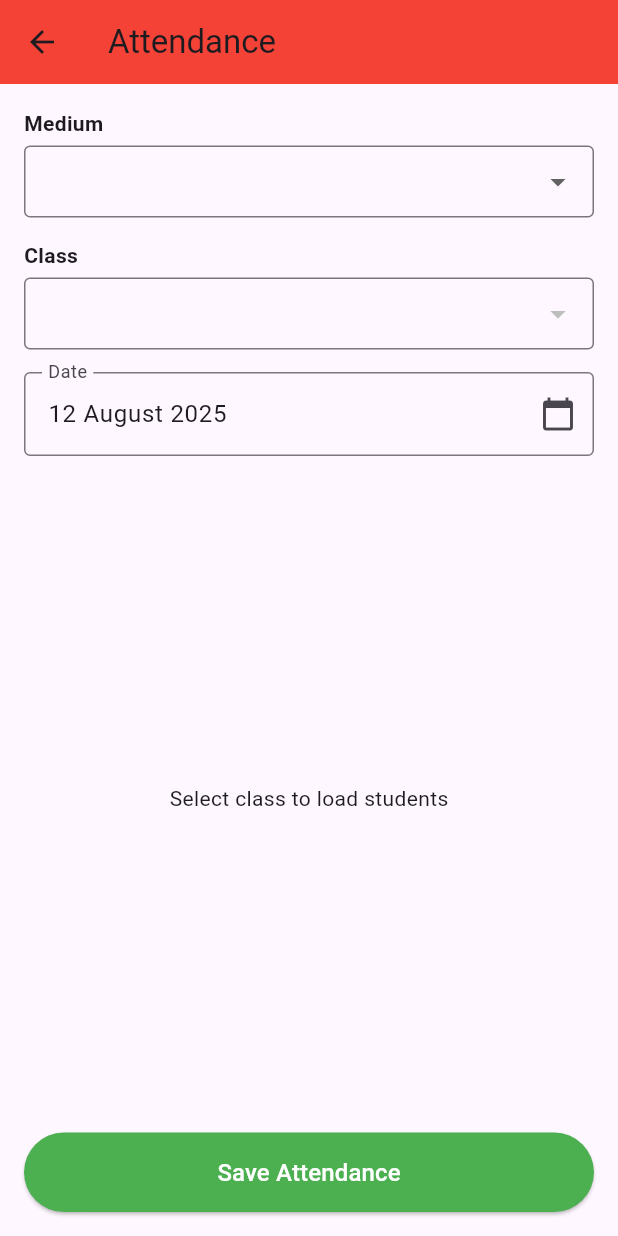
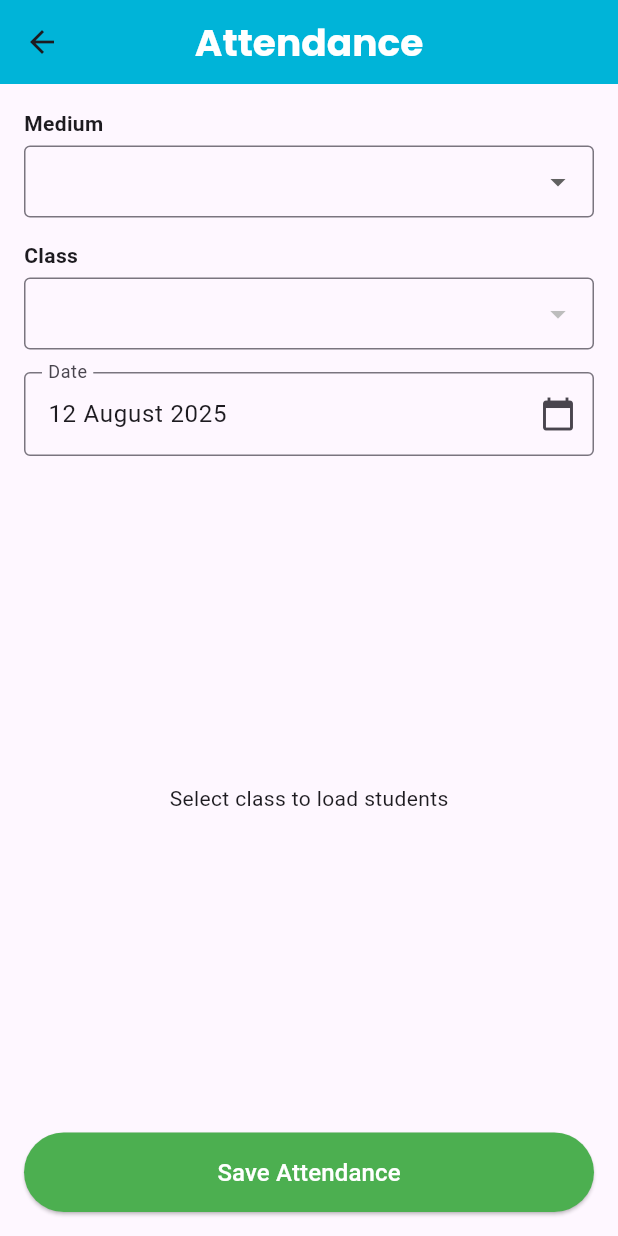
Before and after one commit to vijaygamara/The-Red-apple, a Flutter app: the AttendanceView screen opened directly, after a tap on the "add" icon, on a phone screen of 412 x 824 dp. Run offline on Flutter 3.47's test engine with Material 3 defaults, Android fonts, the phone set to English and light mode, and no system bars; our stand-ins replace animated_notch_bottom_bar, cloud_firestore, firebase_core, firebase_storage, flutter_image_compress, google_fonts and 4 more; accounts and stored records are empty.

Commit message:
Your commit message

```diff
--- a/lib/Attendance_Screen/attendancescreen.dart
+++ b/lib/Attendance_Screen/attendancescreen.dart
@@ -370,6 +370,7 @@
 
 import 'package:flutter/material.dart';
 import 'package:cloud_firestore/cloud_firestore.dart';
+import 'package:google_fonts/google_fonts.dart';
 import 'package:intl/intl.dart';
 
 class AttendanceScreen extends StatefulWidget {
@@ -519,8 +520,17 @@ class _AttendanceScreenState extends State<AttendanceScreen> {
   Widget build(BuildContext context) {
     return Scaffold(
       appBar: AppBar(
-        title: const Text('Attendance'),
-        backgroundColor: Colors.red,
+        elevation: 0,
+        centerTitle: true,
+        backgroundColor: const Color(0xFF00B4D8),
+        title: Text(
+          'Attendance',
+          style: GoogleFonts.poppins(
+            fontWeight: FontWeight.w700,
+            fontSize: 25,
+            color: Colors.white,
+          ),
+        ),
       ),
       body: Padding(
         padding: const EdgeInsets.all(16),
--- a/lib/Attendance_View_Screen/attendance_view.dart
+++ b/lib/Attendance_View_Screen/attendance_view.dart
@@ -74,11 +74,17 @@ class _AttendanceViewState extends State<AttendanceView> {
   Widget build(BuildContext context) {
     return Scaffold(
       appBar: AppBar(
-        title: const Text(
-          "Attendance Records",
-          style: TextStyle(fontSize: 25, fontWeight: FontWeight.bold),
+        elevation: 0,
+        centerTitle: true,
+        backgroundColor: const Color(0xFF00B4D8),
+        title: Text(
+          'Attendance Records',
+          style: GoogleFonts.poppins(
+            fontWeight: FontWeight.w700,
+            fontSize: 25,
+            color: Colors.white,
+          ),
         ),
-        backgroundColor: Colors.red,
       ),
       floatingActionButton: FloatingActionButton(
         backgroundColor: Colors.red,
@@ -330,13 +336,19 @@ class _ClassAttendanceDetailsState extends State<ClassAttendanceDetails> {
   @override
   Widget build(BuildContext context) {
     return Scaffold(
-      appBar: AppBar(
-        title: Text(
-          widget.classData['className'],
-          style: const TextStyle(fontSize: 20, fontWeight: FontWeight.bold),
+        appBar: AppBar(
+          elevation: 0,
+          centerTitle: true,
+          backgroundColor: const Color(0xFF00B4D8),
+          title: Text(
+            widget.classData['className'],
+            style: GoogleFonts.poppins(
+              fontWeight: FontWeight.w700,
+              fontSize: 25,
+              color: Colors.white,
+            ),
+          ),
         ),
-        backgroundColor: Colors.red,
-      ),
       body: Column(
         children: [
           Padding(
--- a/lib/Splash_screen/Splash_screen.dart
+++ b/lib/Splash_screen/Splash_screen.dart
@@ -18,7 +18,7 @@ class _SplashScreenState extends State<SplashScreen> {
     Future.delayed(const Duration(seconds: 1), () {
       Navigator.pushReplacement(
         context,
-        MaterialPageRoute(builder: (context) => const StudentLogin()),
+        MaterialPageRoute(builder: (context) => const TeacherLogin()),
       );
     });
   }
--- a/pubspec.yaml
+++ b/pubspec.yaml
@@ -53,6 +53,7 @@ dependencies:
   animated_notch_bottom_bar: ^1.0.3
   video_player: ^2.10.0
 
+
 dev_dependencies:
   flutter_test:
     sdk: flutter
```
Also changed, not shown: lib/Classis/classis.dart (+8 -2 lines), lib/Classis_Detail_Screen/classis_screen.dart (+11 -2 lines), lib/Event_Dateil_Screen/event_detail.dart (+14 -1 lines), lib/Event_Photo_Screen/event_photo.dart (+11 -3 lines), lib/Home_Work_Screen/homework.dart (+14 -5 lines), lib/Home_work_Detail/homeworkdetail.dart (+14 -4 lines), lib/HomeworkFull_Detail_Screen/HomeworkFullDetail.dart (+10 -4 lines), lib/Result_Entry_Screen/ResultEntryScreen.dart (+10 -4 lines), lib/Result_FullDetails.dart (+13 -7 lines), lib/Result_Screen/result_screen.dart (+12 -6 lines), lib/Students_Screen/students_screen.dart (+11 -2 lines), pubspec.lock, 2 other files.
